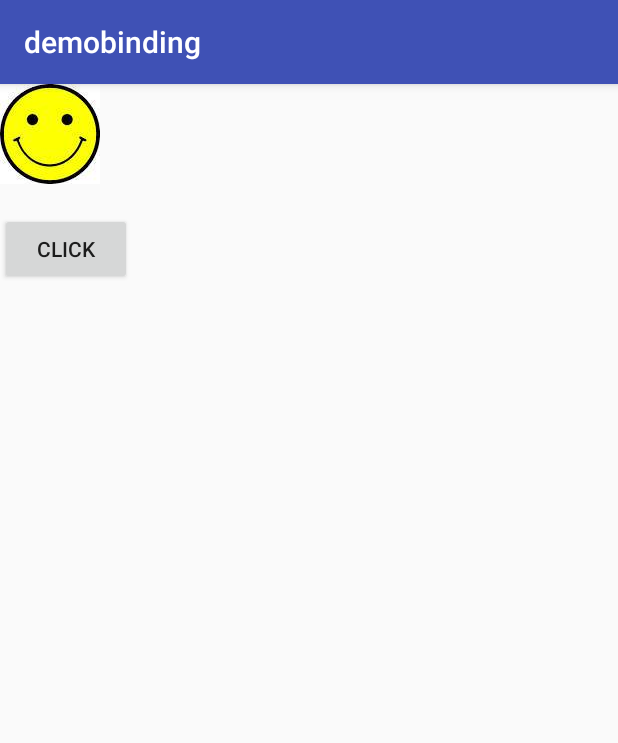
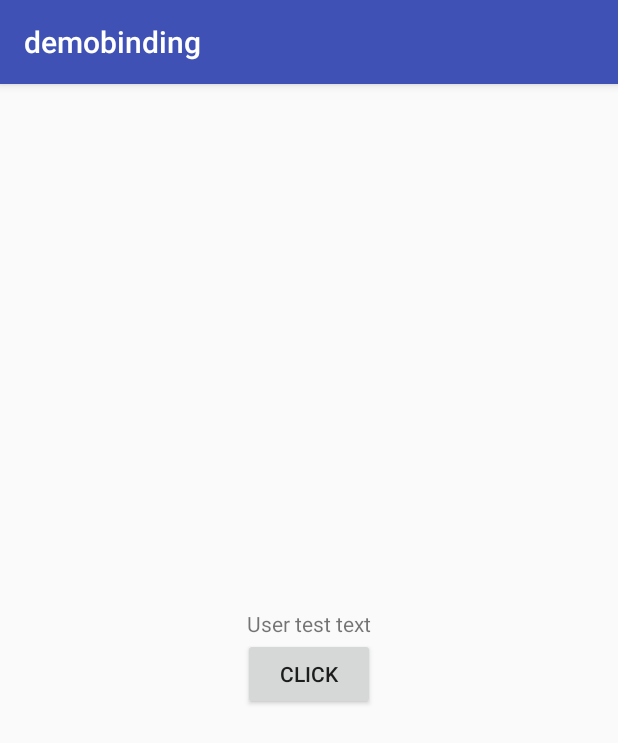
Before and after one commit to NghiaTran92/DemoDataBinding, an Android app: the OriginActivity screen opened directly, with no data from a screen before it, on a phone screen of 412 x 824 dp. Shown: the top 743 px of the screen. Run offline under Robolectric (Android 15) with nearby library versions, the phone set to English and light mode, and no system bars.

Commit message:
add example original

```diff
--- a/app/src/main/java/com/nghiatt/demobinding/OriginActivity.java
+++ b/app/src/main/java/com/nghiatt/demobinding/OriginActivity.java
@@ -2,11 +2,62 @@ package com.nghiatt.demobinding;
 
 import android.os.Bundle;
 import android.support.v7.app.AppCompatActivity;
+import android.util.Log;
+import android.view.View;
+import android.widget.Button;
+import android.widget.ImageView;
+import android.widget.TextView;
 
-public class OriginActivity extends AppCompatActivity {
-  @Override protected void onCreate(Bundle savedInstanceState) {
-    super.onCreate(savedInstanceState);
-    setContentView(R.layout.activity_origin);
+import com.nghiatt.demobinding.model.User;
 
-  }
+import java.text.SimpleDateFormat;
+import java.util.Date;
+
+public class OriginActivity extends AppCompatActivity implements View.OnClickListener {
+
+    private static final String TAG = "OriginActivity";
+
+    private Button mClick;
+    private TextView mTxtName;
+    private ImageView mImgFace;
+    private User mUser;
+
+    @Override
+    protected void onCreate(Bundle savedInstanceState) {
+        super.onCreate(savedInstanceState);
+        setContentView(R.layout.activity_origin);
+
+        mUser = new User("User test text", false);
+        mClick = (Button) findViewById(R.id.btn_click);
+        mTxtName = (TextView) findViewById(R.id.txt_name);
+        mImgFace = (ImageView) findViewById(R.id.img_status);
+        mClick.setOnClickListener(this);
+        updateUser(mUser);
+    }
+
+    private void updateUser(User user) {
+        if (user != null) {
+            mTxtName.setText(user.getName());
+            mImgFace.setVisibility(user.isHappy() ? View.VISIBLE : View.GONE);
+
+        }
+    }
+
+    @Override
+    public void onClick(View v) {
+        int id = v.getId();
+        if (id == R.id.btn_click) {
+            SimpleDateFormat simpleDateFormat = new SimpleDateFormat("dd/MM/yyyy HH:mm:ss");
+            if (mUser.isHappy()) {
+                Log.e(TAG, "onClickHappy");
+                mUser.setName("User unhappy at " + simpleDateFormat.format(new Date()));
+                mUser.setIsHappy(false);
+            } else {
+                Log.e(TAG, "onClickUnHappy");
+                mUser.setName("User happy at " + simpleDateFormat.format(new Date()));
+                mUser.setIsHappy(true);
+            }
+            updateUser(mUser);
+        }
+    }
 }
--- a/app/src/main/res/layout/activity_origin.xml
+++ b/app/src/main/res/layout/activity_origin.xml
@@ -1,14 +1,17 @@
 <?xml version="1.0" encoding="utf-8"?>
-<LinearLayout xmlns:android="http://schemas.android.com/apk/res/android"
-    android:orientation="vertical"
+<LinearLayout
+    xmlns:android="http://schemas.android.com/apk/res/android"
     android:layout_width="match_parent"
-    android:layout_height="match_parent">
+    android:layout_height="match_parent"
+    android:gravity="center"
+    android:orientation="vertical">
+
     <ImageView
         android:id="@+id/img_status"
-        android:src="@drawable/happy_face"
-        android:scaleType="fitCenter"
         android:layout_width="wrap_content"
         android:layout_height="wrap_content"
+        android:scaleType="fitCenter"
+        android:src="@drawable/happy_face"
         />
 
     <TextView
@@ -16,10 +19,11 @@
         android:layout_width="wrap_content"
         android:layout_height="wrap_content"
         />
+
     <Button
         android:id="@+id/btn_click"
-        android:text="Click"
         android:layout_width="wrap_content"
         android:layout_height="wrap_content"
+        android:text="Click"
         />
 </LinearLayout>
```
Also changed, not shown: app/src/main/java/com/nghiatt/demobinding/CategoryActivity.java (+6 -3 lines), app/src/main/java/com/nghiatt/demobinding/MainBindingActivity.java (+9 -6 lines), app/src/main/res/layout/activity_main.xml (+7 -5 lines).
